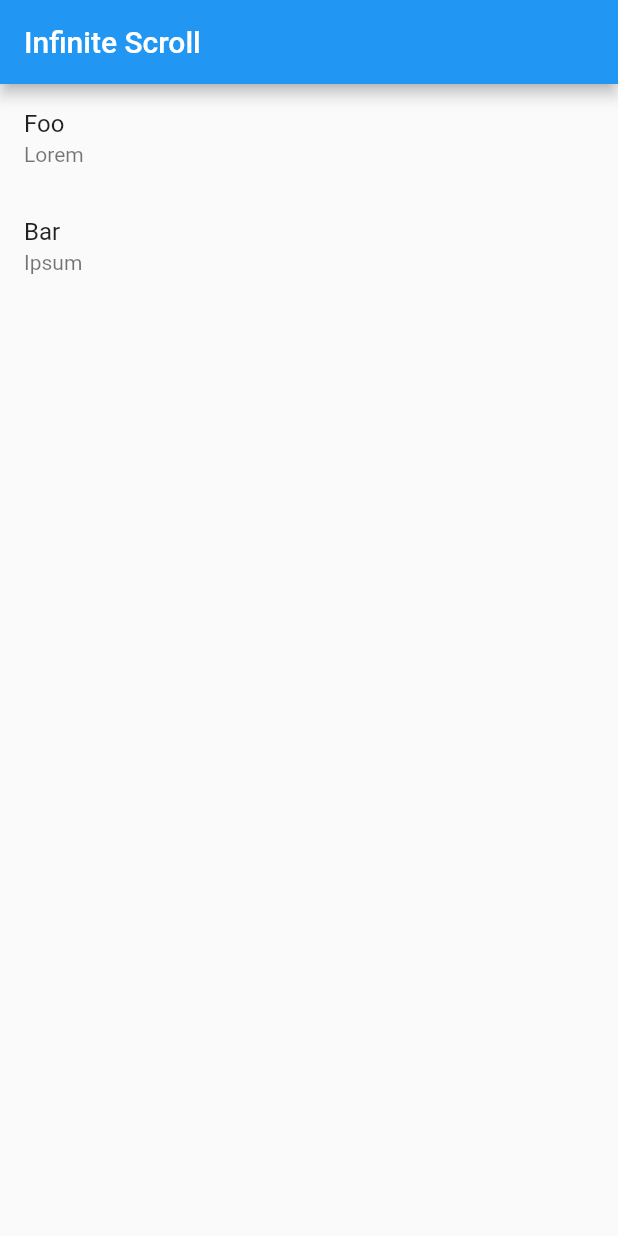
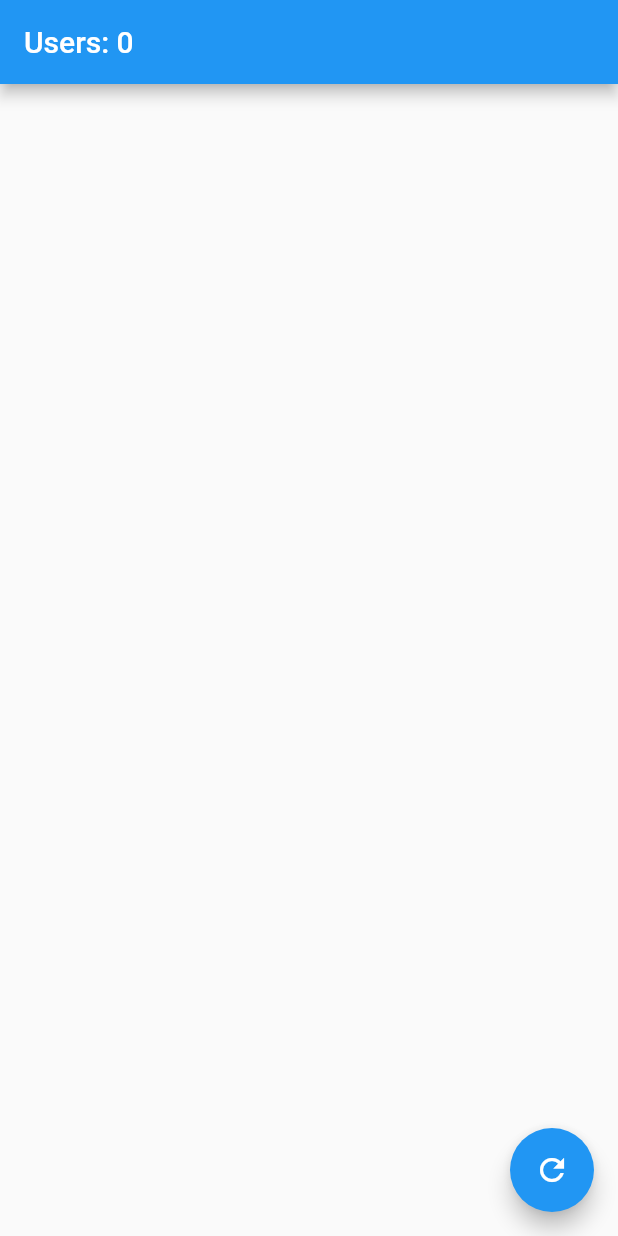
Before and after one commit to SonPatrick/flutter-infinite-scroll, a Flutter app: the screen it shows after launch, on a phone screen of 412 x 824 dp. Run offline on Flutter 3.47's test engine with Material 2 defaults, Android fonts, the phone set to English and light mode, and no system bars; our stand-ins replace dio.

Commit message:
Added REST API fetch data functionality

```diff
--- a/lib/main.dart
+++ b/lib/main.dart
@@ -1,3 +1,4 @@
+import 'package:dio/dio.dart';
 import 'package:flutter/material.dart';
 
 void main() {
@@ -13,50 +14,70 @@ class InfiniteScroll extends StatelessWidget {
         primarySwatch: Colors.blue,
         visualDensity: VisualDensity.adaptivePlatformDensity,
       ),
-      home: MyHomePage(title: 'Infinite Scroll'),
+      home: MyHomePage(),
     );
   }
 }
 
 class MyHomePage extends StatefulWidget {
-  MyHomePage({Key key, this.title}) : super(key: key);
-  final String title;
+  MyHomePage({
+    Key key,
+  }) : super(key: key);
 
   @override
   _MyHomePageState createState() => _MyHomePageState();
 }
 
 class _MyHomePageState extends State<MyHomePage> {
-  final List<Map<String, dynamic>> _posts = [
-    {
-      'id': 1,
-      'title': 'Foo',
-      'body': 'Lorem',
-    },
-    {
-      'id': 2,
-      'title': 'Bar',
-      'body': 'Ipsum',
-    },
-  ];
+  final _http = Dio(
+    BaseOptions(baseUrl: 'https://reqres.in/'),
+  );
+
+  final List<Map<String, dynamic>> _users = [];
 
   @override
   Widget build(BuildContext context) {
     return Scaffold(
       appBar: AppBar(
-        title: Text(widget.title),
+        title: Text('Users: ${_users.length}'),
       ),
       body: ListView.builder(
         itemBuilder: (BuildContext context, int index) {
-          final _post = _posts[index];
+          final _post = _users[index];
 
           return ListTile(
-            title: Text(_post['title']),
-            subtitle: Text(_post['body']),
+            title: Text(
+              _post['name'],
+            ),
+            subtitle: Text(
+              _post['email'],
+            ),
           );
         },
-        itemCount: _posts.length,
+        itemCount: _users.length,
+      ),
+      floatingActionButton: FloatingActionButton(
+        child: Icon(Icons.refresh),
+        onPressed: () {
+          _fetchData(page: 1, limit: 10);
+        },
       ),
     );
   }
+
+  _fetchData({int page, int limit}) {
+    _http.get('/api/users?page=$page&per_page=$limit').then((response) {
+      final _fetchedUsers = (response.data['data'] as List)
+        .map((_user) => {
+          'id': _user['id'],
+          'email': _user['email'],
+          'name': '${_user['first_name']} ${_user['last_name']}',
+        })
+        .toList();
+
+      setState(() {
+        _users.addAll(_fetchedUsers);
+      });
+    });
+  }
 }
```
